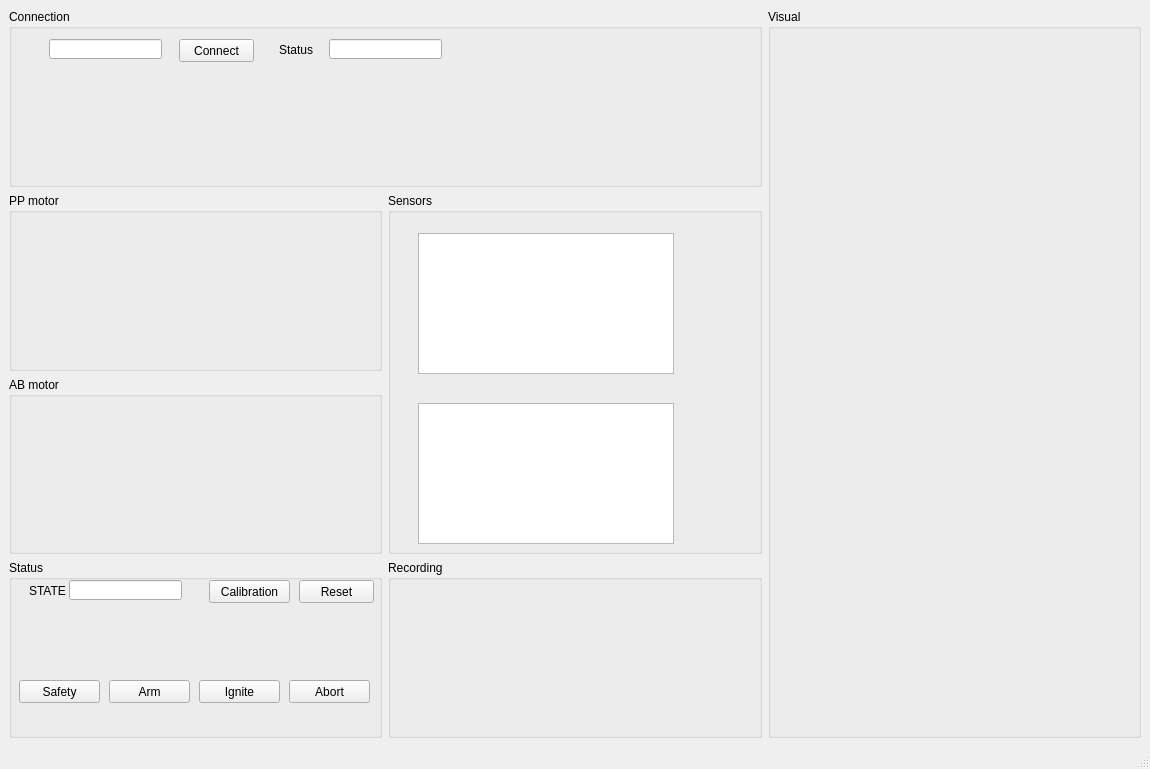
Before: the Qt Designer form Version_2/Desktop/control_station/mainwindow.ui in EPFLRocketTeam/PropulsionSoftware, drawn with Qt 5.
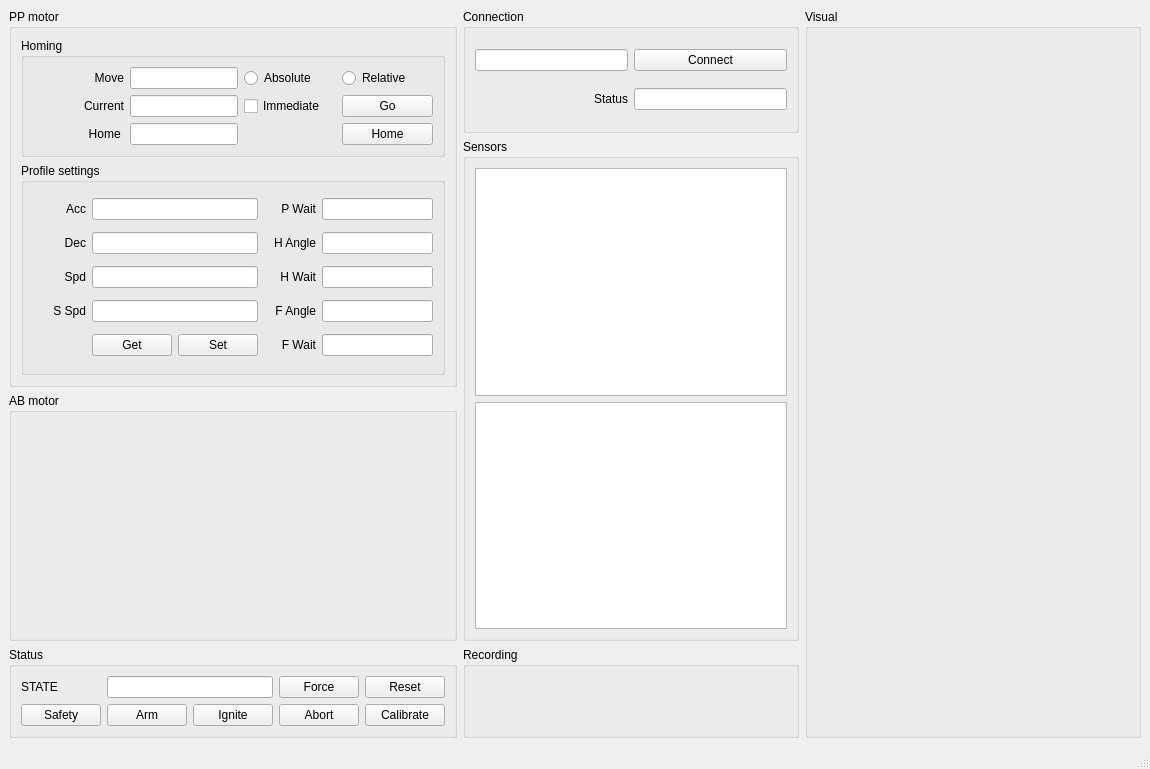
After: the same form once the commit is applied. Custom widgets are drawn as their Qt base class.

```diff
--- a/Version_2/Desktop/control_station/mainwindow.ui
+++ b/Version_2/Desktop/control_station/mainwindow.ui
@@ -18,10 +18,10 @@
   </property>
   <widget class="QWidget" name="centralwidget">
    <layout class="QGridLayout" name="gridLayout">
-    <item row="1" column="0">
-     <widget class="QGroupBox" name="pp_motor">
+    <item row="2" column="0">
+     <widget class="QGroupBox" name="groupBox_2">
       <property name="title">
-       <string>PP motor</string>
+       <string>AB motor</string>
       </property>
      </widget>
     </item>
@@ -34,36 +34,37 @@
     </item>
     <item row="1" column="1" rowspan="2">
      <widget class="QGroupBox" name="sensors">
+      <property name="sizePolicy">
+       <sizepolicy hsizetype="Preferred" vsizetype="Preferred">
+        <horstretch>0</horstretch>
+        <verstretch>2</verstretch>
+       </sizepolicy>
+      </property>
       <property name="title">
        <string>Sensors</string>
       </property>
-      <widget class="QChartView" name="graphicsView">
-       <property name="geometry">
-        <rect>
-         <x>30</x>
-         <y>210</y>
-         <width>256</width>
-         <height>141</height>
-        </rect>
-       </property>
-      </widget>
-      <widget class="QChartView" name="graphicsView_2">
-       <property name="geometry">
-        <rect>
-         <x>30</x>
-         <y>40</y>
-         <width>256</width>
-         <height>141</height>
-        </rect>
-       </property>
-      </widget>
-     </widget>
-    </item>
-    <item row="3" column="1">
-     <widget class="QGroupBox" name="recording">
-      <property name="title">
-       <string>Recording</string>
-      </property>
+      <layout class="QGridLayout" name="gridLayout_7">
+       <item row="0" column="0">
+        <widget class="QChartView" name="graphicsView_2">
+         <property name="sizePolicy">
+          <sizepolicy hsizetype="Preferred" vsizetype="Preferred">
+           <horstretch>0</horstretch>
+           <verstretch>0</verstretch>
+          </sizepolicy>
+         </property>
+        </widget>
+       </item>
+       <item row="1" column="0">
+        <widget class="QChartView" name="graphicsView">
+         <property name="sizePolicy">
+          <sizepolicy hsizetype="Preferred" vsizetype="Preferred">
+           <horstretch>0</horstretch>
+           <verstretch>0</verstretch>
+          </sizepolicy>
+         </property>
+        </widget>
+       </item>
+      </layout>
      </widget>
     </item>
     <item row="3" column="0">
@@ -71,167 +72,516 @@
       <property name="title">
        <string>Status</string>
       </property>
-      <widget class="QPushButton" name="pushButton_2">
-       <property name="geometry">
-        <rect>
-         <x>200</x>
-         <y>20</y>
-         <width>81</width>
-         <height>23</height>
-        </rect>
-       </property>
-       <property name="text">
-        <string>Calibration</string>
-       </property>
-      </widget>
-      <widget class="QPushButton" name="pushButton_3">
-       <property name="geometry">
-        <rect>
-         <x>280</x>
-         <y>120</y>
-         <width>81</width>
-         <height>23</height>
-        </rect>
-       </property>
-       <property name="text">
-        <string>Abort</string>
-       </property>
-      </widget>
-      <widget class="QLineEdit" name="lineEdit_2">
-       <property name="geometry">
-        <rect>
-         <x>60</x>
-         <y>20</y>
-         <width>113</width>
-         <height>20</height>
-        </rect>
-       </property>
-      </widget>
-      <widget class="QLabel" name="label_2">
-       <property name="geometry">
-        <rect>
-         <x>20</x>
-         <y>20</y>
-         <width>47</width>
-         <height>21</height>
-        </rect>
-       </property>
-       <property name="text">
-        <string>STATE</string>
-       </property>
-      </widget>
-      <widget class="QPushButton" name="pushButton_4">
-       <property name="geometry">
-        <rect>
-         <x>190</x>
-         <y>120</y>
-         <width>81</width>
-         <height>23</height>
-        </rect>
-       </property>
-       <property name="text">
-        <string>Ignite</string>
-       </property>
-      </widget>
-      <widget class="QPushButton" name="pushButton_5">
-       <property name="geometry">
-        <rect>
-         <x>100</x>
-         <y>120</y>
-         <width>81</width>
-         <height>23</height>
-        </rect>
-       </property>
-       <property name="text">
-        <string>Arm</string>
-       </property>
-      </widget>
-      <widget class="QPushButton" name="pushButton_6">
-       <property name="geometry">
-        <rect>
-         <x>10</x>
-         <y>120</y>
-         <width>81</width>
-         <height>23</height>
-        </rect>
-       </property>
-       <property name="text">
-        <string>Safety</string>
-       </property>
-      </widget>
-      <widget class="QPushButton" name="pushButton_7">
-       <property name="geometry">
-        <rect>
-         <x>290</x>
-         <y>20</y>
-         <width>75</width>
-         <height>23</height>
-        </rect>
-       </property>
-       <property name="text">
-        <string>Reset</string>
-       </property>
-      </widget>
+      <layout class="QGridLayout" name="gridLayout_6">
+       <item row="0" column="0">
+        <widget class="QLabel" name="label_2">
+         <property name="text">
+          <string>STATE</string>
+         </property>
+        </widget>
+       </item>
+       <item row="0" column="1" colspan="2">
+        <widget class="QLineEdit" name="lineEdit_2"/>
+       </item>
+       <item row="0" column="4">
+        <widget class="QPushButton" name="pushButton_7">
+         <property name="text">
+          <string>Reset</string>
+         </property>
+        </widget>
+       </item>
+       <item row="1" column="0">
+        <widget class="QPushButton" name="pushButton_6">
+         <property name="text">
+          <string>Safety</string>
+         </property>
+        </widget>
+       </item>
+       <item row="1" column="1">
+        <widget class="QPushButton" name="pushButton_5">
+         <property name="text">
+          <string>Arm</string>
+         </property>
+        </widget>
+       </item>
+       <item row="1" column="2">
+        <widget class="QPushButton" name="pushButton_4">
+         <property name="text">
+          <string>Ignite</string>
+         </property>
+        </widget>
+       </item>
+       <item row="1" column="3">
+        <widget class="QPushButton" name="pushButton_3">
+         <property name="text">
+          <string>Abort</string>
+         </property>
+        </widget>
+       </item>
+       <item row="1" column="4">
+        <widget class="QPushButton" name="pushButton_11">
+         <property name="text">
+          <string>Calibrate</string>
+         </property>
+        </widget>
+       </item>
+       <item row="0" column="3">
+        <widget class="QPushButton" name="pushButton_2">
+         <property name="text">
+          <string>Force</string>
+         </property>
+        </widget>
+       </item>
+      </layout>
      </widget>
     </item>
-    <item row="2" column="0">
-     <widget class="QGroupBox" name="groupBox_2">
-      <property name="title">
-       <string>AB motor</string>
-      </property>
-     </widget>
-    </item>
-    <item row="0" column="0" colspan="2">
+    <item row="0" column="1">
      <widget class="QGroupBox" name="connection">
+      <property name="sizePolicy">
+       <sizepolicy hsizetype="Preferred" vsizetype="Minimum">
+        <horstretch>0</horstretch>
+        <verstretch>0</verstretch>
+       </sizepolicy>
+      </property>
       <property name="title">
        <string>Connection</string>
       </property>
-      <widget class="QPushButton" name="connect_btn">
-       <property name="geometry">
-        <rect>
-         <x>170</x>
-         <y>30</y>
-         <width>75</width>
-         <height>23</height>
-        </rect>
-       </property>
-       <property name="text">
-        <string>Connect</string>
-       </property>
-      </widget>
-      <widget class="QLineEdit" name="connect_status">
-       <property name="geometry">
-        <rect>
-         <x>320</x>
-         <y>30</y>
-         <width>113</width>
-         <height>20</height>
-        </rect>
-       </property>
-      </widget>
-      <widget class="QLabel" name="label">
-       <property name="geometry">
-        <rect>
-         <x>270</x>
-         <y>30</y>
-         <width>47</width>
-         <height>21</height>
-        </rect>
-       </property>
-       <property name="text">
-        <string>Status</string>
-       </property>
-      </widget>
-      <widget class="QLineEdit" name="connect_status_2">
-       <property name="geometry">
-        <rect>
-         <x>40</x>
-         <y>30</y>
-         <width>113</width>
-         <height>20</height>
-        </rect>
-       </property>
-      </widget>
+      <layout class="QGridLayout" name="gridLayout_4">
+       <item row="1" column="2">
+        <widget class="QLineEdit" name="connect_status">
+         <property name="sizePolicy">
+          <sizepolicy hsizetype="Preferred" vsizetype="Fixed">
+           <horstretch>0</horstretch>
+           <verstretch>0</verstretch>
+          </sizepolicy>
+         </property>
+        </widget>
+       </item>
+       <item row="0" column="1">
+        <widget class="QLineEdit" name="connect_device">
+         <property name="sizePolicy">
+          <sizepolicy hsizetype="Preferred" vsizetype="Fixed">
+           <horstretch>0</horstretch>
+           <verstretch>0</verstretch>
+          </sizepolicy>
+         </property>
+        </widget>
+       </item>
+       <item row="0" column="2">
+        <widget class="QPushButton" name="connect_btn">
+         <property name="sizePolicy">
+          <sizepolicy hsizetype="Preferred" vsizetype="Fixed">
+           <horstretch>0</horstretch>
+           <verstretch>0</verstretch>
+          </sizepolicy>
+         </property>
+         <property name="text">
+          <string>Connect</string>
+         </property>
+        </widget>
+       </item>
+       <item row="1" column="1">
+        <widget class="QLabel" name="label">
+         <property name="sizePolicy">
+          <sizepolicy hsizetype="Preferred" vsizetype="Preferred">
+           <horstretch>0</horstretch>
+           <verstretch>0</verstretch>
+          </sizepolicy>
+         </property>
+         <property name="font">
+          <font>
+           <kerning>true</kerning>
+          </font>
+         </property>
+         <property name="mouseTracking">
+          <bool>false</bool>
+         </property>
+         <property name="acceptDrops">
+          <bool>false</bool>
+         </property>
+         <property name="layoutDirection">
+          <enum>Qt::LeftToRight</enum>
+         </property>
+         <property name="text">
+          <string>Status</string>
+         </property>
+         <property name="alignment">
+          <set>Qt::AlignRight|Qt::AlignTrailing|Qt::AlignVCenter</set>
+         </property>
+         <property name="margin">
+          <number>0</number>
+         </property>
+        </widget>
+       </item>
+      </layout>
+     </widget>
+    </item>
+    <item row="3" column="1">
+     <widget class="QGroupBox" name="recording">
+      <property name="title">
+       <string>Recording</string>
+      </property>
+     </widget>
+    </item>
+    <item row="0" column="0" rowspan="2">
+     <widget class="QGroupBox" name="pp_motor">
+      <property name="sizePolicy">
+       <sizepolicy hsizetype="Preferred" vsizetype="Preferred">
+        <horstretch>0</horstretch>
+        <verstretch>1</verstretch>
+       </sizepolicy>
+      </property>
+      <property name="title">
+       <string>PP motor</string>
+      </property>
+      <layout class="QGridLayout" name="gridLayout_2">
+       <item row="1" column="0">
+        <widget class="QGroupBox" name="groupBox_3">
+         <property name="sizePolicy">
+          <sizepolicy hsizetype="Preferred" vsizetype="Preferred">
+           <horstretch>0</horstretch>
+           <verstretch>1</verstretch>
+          </sizepolicy>
+         </property>
+         <property name="title">
+          <string>Profile settings</string>
+         </property>
+         <layout class="QGridLayout" name="gridLayout_5" columnstretch="0,0,0,0,0,0">
+          <item row="6" column="3">
+           <widget class="QLabel" name="label_14">
+            <property name="text">
+             <string>F Wait</string>
+            </property>
+            <property name="alignment">
+             <set>Qt::AlignRight|Qt::AlignTrailing|Qt::AlignVCenter</set>
+            </property>
+           </widget>
+          </item>
+          <item row="3" column="3">
+           <widget class="QLabel" name="label_13">
+            <property name="text">
+             <string>F Angle</string>
+            </property>
+            <property name="alignment">
+             <set>Qt::AlignRight|Qt::AlignTrailing|Qt::AlignVCenter</set>
+            </property>
+           </widget>
+          </item>
+          <item row="2" column="3">
+           <widget class="QLabel" name="label_12">
+            <property name="text">
+             <string>H Wait</string>
+            </property>
+            <property name="alignment">
+             <set>Qt::AlignRight|Qt::AlignTrailing|Qt::AlignVCenter</set>
+            </property>
+           </widget>
+          </item>
+          <item row="1" column="0">
+           <widget class="QLabel" name="label_7">
+            <property name="text">
+             <string>Dec</string>
+            </property>
+            <property name="alignment">
+             <set>Qt::AlignRight|Qt::AlignTrailing|Qt::AlignVCenter</set>
+            </property>
+           </widget>
+          </item>
+          <item row="3" column="0">
+           <widget class="QLabel" name="label_9">
+            <property name="text">
+             <string>S Spd</string>
+            </property>
+            <property name="alignment">
+             <set>Qt::AlignRight|Qt::AlignTrailing|Qt::AlignVCenter</set>
+            </property>
+           </widget>
+          </item>
+          <item row="1" column="3">
+           <widget class="QLabel" name="label_11">
+            <property name="text">
+             <string>H Angle</string>
+            </property>
+            <property name="alignment">
+             <set>Qt::AlignRight|Qt::AlignTrailing|Qt::AlignVCenter</set>
+            </property>
+           </widget>
+          </item>
+          <item row="0" column="0">
+           <widget class="QLabel" name="label_6">
+            <property name="text">
+             <string>Acc</string>
+            </property>
+            <property name="alignment">
+             <set>Qt::AlignRight|Qt::AlignTrailing|Qt::AlignVCenter</set>
+            </property>
+           </widget>
+          </item>
+          <item row="0" column="3">
+           <widget class="QLabel" name="label_10">
+            <property name="text">
+             <string>P Wait</string>
+            </property>
+            <property name="alignment">
+             <set>Qt::AlignRight|Qt::AlignTrailing|Qt::AlignVCenter</set>
+            </property>
+           </widget>
+          </item>
+          <item row="2" column="0">
+           <widget class="QLabel" name="label_8">
+            <property name="text">
+             <string>Spd</string>
+            </property>
+            <property name="alignment">
+             <set>Qt::AlignRight|Qt::AlignTrailing|Qt::AlignVCenter</set>
+            </property>
+           </widget>
+          </item>
+          <item row="2" column="1" colspan="2">
+           <widget class="QLineEdit" name="lineEdit_5">
+            <property name="sizePolicy">
+             <sizepolicy hsizetype="Preferred" vsizetype="Fixed">
+              <horstretch>0</horstretch>
+              <verstretch>0</verstretch>
+             </sizepolicy>
+            </property>
+           </widget>
+          </item>
+          <item row="0" column="1" colspan="2">
+           <widget class="QLineEdit" name="lineEdit_6">
+            <property name="sizePolicy">
+             <sizepolicy hsizetype="Preferred" vsizetype="Fixed">
+              <horstretch>0</horstretch>
+              <verstretch>0</verstretch>
+             </sizepolicy>
+            </property>
+           </widget>
+          </item>
+          <item row="3" column="1" colspan="2">
+           <widget class="QLineEdit" name="lineEdit_9">
+            <property name="sizePolicy">
+             <sizepolicy hsizetype="Preferred" vsizetype="Fixed">
+              <horstretch>0</horstretch>
+              <verstretch>0</verstretch>
+             </sizepolicy>
+            </property>
+           </widget>
+          </item>
+          <item row="6" column="4" colspan="2">
+           <widget class="QLineEdit" name="lineEdit_13">
+            <property name="sizePolicy">
+             <sizepolicy hsizetype="Preferred" vsizetype="Fixed">
+              <horstretch>0</horstretch>
+              <verstretch>0</verstretch>
+             </sizepolicy>
+            </property>
+           </widget>
+          </item>
+          <item row="3" column="4" colspan="2">
+           <widget class="QLineEdit" name="lineEdit_12">
+            <property name="sizePolicy">
+             <sizepolicy hsizetype="Preferred" vsizetype="Fixed">
+              <horstretch>0</horstretch>
+              <verstretch>0</verstretch>
+             </sizepolicy>
+            </property>
+           </widget>
+          </item>
+          <item row="2" column="4" colspan="2">
+           <widget class="QLineEdit" name="lineEdit_11">
+            <property name="sizePolicy">
+             <sizepolicy hsizetype="Preferred" vsizetype="Fixed">
+              <horstretch>0</horstretch>
+              <verstretch>0</verstretch>
+             </sizepolicy>
+            </property>
+           </widget>
+          </item>
+          <item row="1" column="4" colspan="2">
+           <widget class="QLineEdit" name="lineEdit_10">
+            <property name="sizePolicy">
+             <sizepolicy hsizetype="Preferred" vsizetype="Fixed">
+              <horstretch>0</horstretch>
+              <verstretch>0</verstretch>
+             </sizepolicy>
+            </property>
+           </widget>
+          </item>
+          <item row="0" column="4" colspan="2">
+           <widget class="QLineEdit" name="lineEdit_8">
+            <property name="sizePolicy">
+             <sizepolicy hsizetype="Preferred" vsizetype="Fixed">
+              <horstretch>0</horstretch>
+              <verstretch>0</verstretch>
+             </sizepolicy>
+            </property>
+           </widget>
+          </item>
+          <item row="6" column="1">
+           <widget class="QPushButton" name="pushButton_8">
+            <property name="text">
+             <string>Get</string>
+            </property>
+            <property name="flat">
+             <bool>false</bool>
+            </property>
+           </widget>
+          </item>
+          <item row="6" column="2">
+           <widget class="QPushButton" name="pushButton_9">
+            <property name="text">
+             <string>Set</string>
+            </property>
+            <property name="flat">
+             <bool>false</bool>
+            </property>
+           </widget>
+          </item>
+          <item row="1" column="1" colspan="2">
+           <widget class="QLineEdit" name="lineEdit_7">
+            <property name="sizePolicy">
+             <sizepolicy hsizetype="Preferred" vsizetype="Fixed">
+              <horstretch>0</horstretch>
+              <verstretch>0</verstretch>
+             </sizepolicy>
+            </property>
+           </widget>
+          </item>
+         </layout>
+        </widget>
+       </item>
+       <item row="0" column="0">
+        <widget class="QGroupBox" name="groupBox">
+         <property name="sizePolicy">
+          <sizepolicy hsizetype="Preferred" vsizetype="Preferred">
+           <horstretch>0</horstretch>
+           <verstretch>0</verstretch>
+          </sizepolicy>
+         </property>
+         <property name="title">
+          <string>Homing</string>
+         </property>
+         <layout class="QGridLayout" name="gridLayout_3">
+          <item row="0" column="1">
+           <widget class="QLineEdit" name="lineEdit_4">
+            <property name="sizePolicy">
+             <sizepolicy hsizetype="Preferred" vsizetype="Fixed">
+              <horstretch>0</horstretch>
+              <verstretch>0</verstretch>
+             </sizepolicy>
+            </property>
+           </widget>
+          </item>
+          <item row="1" column="0">
+           <widget class="QLabel" name="label_3">
+            <property name="sizePolicy">
+             <sizepolicy hsizetype="Preferred" vsizetype="Fixed">
+              <horstretch>0</horstretch>
+              <verstretch>0</verstretch>
+             </sizepolicy>
+            </property>
+            <property name="text">
+             <string>Current</string>
+            </property>
+            <property name="alignment">
+             <set>Qt::AlignRight|Qt::AlignTrailing|Qt::AlignVCenter</set>
+            </property>
+           </widget>
+          </item>
+          <item row="0" column="3">
+           <widget class="QRadioButton" name="radioButton_2">
+            <property name="text">
+             <string>Relative</string>
+            </property>
+           </widget>
+          </item>
+          <item row="1" column="1">
+           <widget class="QLineEdit" name="lineEdit">
+            <property name="sizePolicy">
+             <sizepolicy hsizetype="Preferred" vsizetype="Fixed">
+              <horstretch>0</horstretch>
+              <verstretch>0</verstretch>
+             </sizepolicy>
+            </property>
+           </widget>
+          </item>
+          <item row="0" column="0">
+           <widget class="QLabel" name="label_5">
+            <property name="sizePolicy">
+             <sizepolicy hsizetype="Preferred" vsizetype="Fixed">
+              <horstretch>0</horstretch>
+              <verstretch>0</verstretch>
+             </sizepolicy>
+            </property>
+            <property name="text">
+             <string>Move</string>
+            </property>
+            <property name="alignment">
+             <set>Qt::AlignRight|Qt::AlignTrailing|Qt::AlignVCenter</set>
+            </property>
+           </widget>
+          </item>
+          <item row="2" column="0">
+           <widget class="QLabel" name="label_4">
+            <property name="sizePolicy">
+             <sizepolicy hsizetype="Preferred" vsizetype="Fixed">
+              <horstretch>0</horstretch>
+              <verstretch>0</verstretch>
+             </sizepolicy>
+            </property>
+            <property name="text">
+             <string>Home </string>
+            </property>
+            <property name="alignment">
+             <set>Qt::AlignRight|Qt::AlignTrailing|Qt::AlignVCenter</set>
+            </property>
+           </widget>
+          </item>
+          <item row="1" column="2">
+           <widget class="QCheckBox" name="checkBox">
+            <property name="text">
+             <string>Immediate</string>
+            </property>
+           </widget>
+          </item>
+          <item row="1" column="3">
+           <widget class="QPushButton" name="pushButton">
+            <property name="text">
+             <string>Go</string>
+            </property>
+           </widget>
+          </item>
+          <item row="2" column="1">
+           <widget class="QLineEdit" name="lineEdit_3">
+            <property name="enabled">
+             <bool>true</bool>
+            </property>
+            <property name="sizePolicy">
+             <sizepolicy hsizetype="Preferred" vsizetype="Fixed">
+              <horstretch>0</horstretch>
+              <verstretch>0</verstretch>
+             </sizepolicy>
+            </property>
+           </widget>
+          </item>
+          <item row="0" column="2">
+           <widget class="QRadioButton" name="radioButton">
+            <property name="text">
+             <string>Absolute</string>
+            </property>
+           </widget>
+          </item>
+          <item row="2" column="3">
+           <widget class="QPushButton" name="pushButton_10">
+            <property name="text">
+             <string>Home</string>
+            </property>
+           </widget>
+          </item>
+         </layout>
+        </widget>
+       </item>
+      </layout>
      </widget>
     </item>
    </layout>
```
